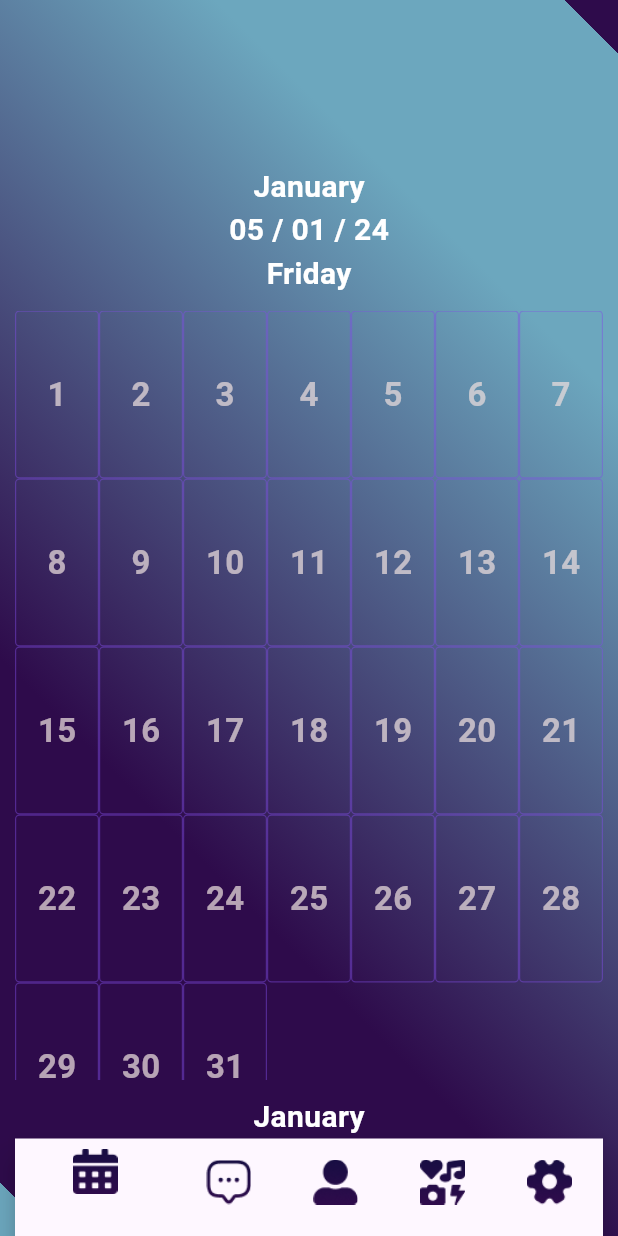
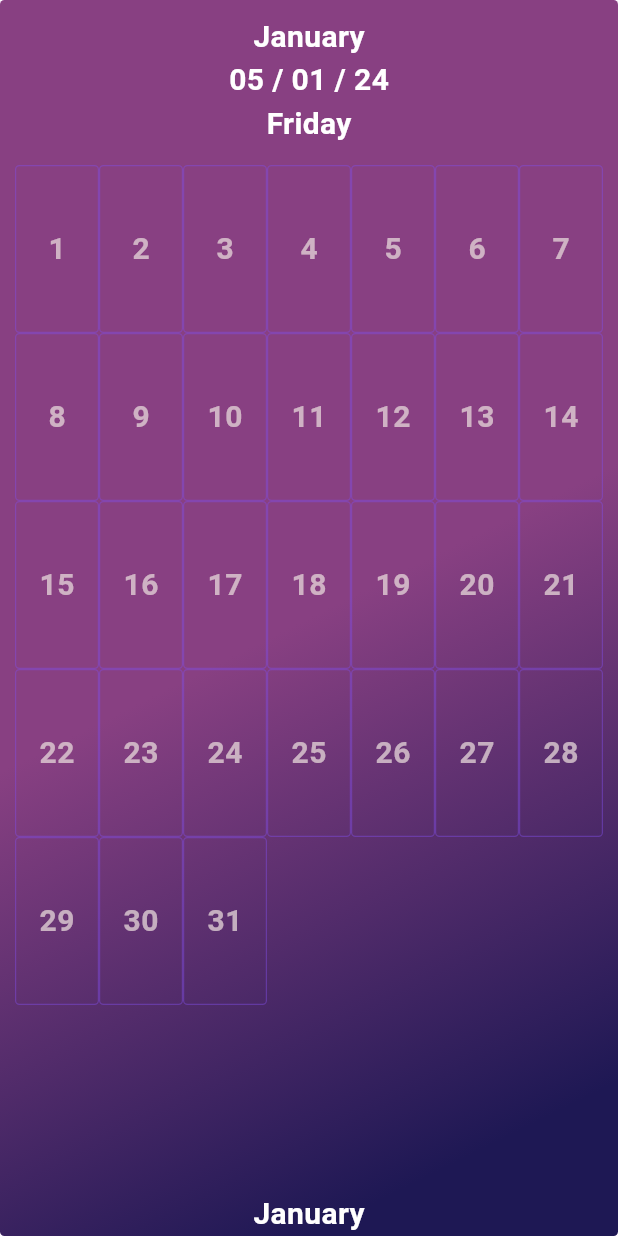
Before and after one commit to maximsqrt/alertNuke, a Flutter app: the YearCalendar screen opened directly, after a tap on "January", on a phone screen of 412 x 824 dp. Run offline on Flutter 3.47's test engine with Material 3 defaults, Android fonts, the phone set to English and light mode, and no system bars; our stand-ins replace sqflite; accounts and stored records are empty.

Commit message:
YearDart und MonthDart funktionieren, Farben eingefügt JPfancyCol

```diff
--- a/lib/screens/calender/month/month.dart
+++ b/lib/screens/calender/month/month.dart
@@ -1,6 +1,8 @@
+import 'package:alertnukeapp/screens/calender/widgets/buildmonth.dart';
+import 'package:alertnukeapp/themes/colors.dart';
 import 'package:flutter/material.dart';
 import 'package:intl/intl.dart';
-import 'package:alertnukeapp/screens/wrapper.dart';
+import 'package:alertnukeapp/screens/views/timecolumn.dart';
 
 class MonthCalendar extends StatefulWidget {
   final int selectedMonth;
@@ -13,62 +15,42 @@ class MonthCalendar extends StatefulWidget {
 
 class _MonthCalendarState extends State<MonthCalendar> {
   late PageController _pageController;
-  DateTime now = DateTime.now();
+  late TextEditingController _timeController;
   int currentPage = 0;
 
   @override
   void initState() {
     super.initState();
     _pageController = PageController(initialPage: widget.selectedMonth - 1);
+    _timeController = TextEditingController();
+  }
+
+  @override
+  void dispose() {
+    _pageController.dispose();
+    _timeController.dispose();
+    super.dispose();
   }
 
   @override
   Widget build(BuildContext context) {
-    double aspectRatio = 1.0;
-        MediaQuery.of(context).size.width / 7 / 60; // Adjust as needed
+
+    MediaQuery.of(context).size.width / 7 / 60; // Adjust as needed
+    ScrollController _scrollController = ScrollController();
 
     return Scaffold(
-      body: Container(
+  body: Stack(
+    children: [
+      Container(
         height: MediaQuery.of(context).size.height,
         width: MediaQuery.of(context).size.width,
-        decoration: const BoxDecoration(
-          gradient: LinearGradient(
-            begin: Alignment.topCenter,
-            end: Alignment.bottomCenter,
-            colors: [Color(0xFF6CA7BE), Color(0xFF2E0B4B)],
-            tileMode: TileMode.repeated,
-            stops: [0.2, 0.7],
-            transform: GradientRotation(45 * 3.1415926535897932 / 180),
-          ),
+        decoration: BoxDecoration(
+          gradient: JPfancyColor.jpFancyColor(),
+          borderRadius: BorderRadius.circular(3.0),
         ),
         padding: const EdgeInsets.only(top: 100, left: 10, right: 10, bottom: 0),
         child: Column(
           children: [
-            const SizedBox(height: 10),
-            Text(
-              DateFormat('MMMM').format(DateTime(now.year, now.month, 1)),
-              style: const TextStyle(
-                color: Colors.white,
-                fontWeight: FontWeight.bold,
-                fontSize: 20,
-              ),
-            ),
-            Text(
-              DateFormat('dd / MM / yy').format(now),
-              style: const TextStyle(
-                color: Colors.white,
-                fontWeight: FontWeight.bold,
-                fontSize: 20,
-              ),
-            ),
-            Text(
-              DateFormat('EEEE').format(now),
-              style: const TextStyle(
-                color: Colors.white,
-                fontWeight: FontWeight.bold,
-                fontSize: 20,
-              ),
-            ),
             const SizedBox(height: 10),
             Expanded(
               child: PageView.builder(
@@ -83,68 +65,41 @@ class _MonthCalendarState extends State<MonthCalendar> {
                   // Calculate the month for the current page
                   int month = index + 1;
 
-                  return buildMonthPage(month);
+                  return buildMonthPage( 20,  0.5, 20);
                 },
               ),
             ),
             const SizedBox(height: 10),
             Text(
-              DateFormat('MMMM').format(DateTime(now.year, currentPage + 1, 1)),
+              DateFormat('MMMM')
+                  .format(DateTime.now().add(Duration(days: 1))),
               style: const TextStyle(
                 color: Colors.white,
                 fontWeight: FontWeight.bold,
                 fontSize: 20,
               ),
             ),
-            const LogoBottomNavigationBar(),
           ],
         ),
       ),
-    );
-  }
+      Positioned(
+        top: 0,
+        left: 0,
+        right: 0,
+        child: TimeColumn(
+          timeController: _scrollController,
+          now: DateTime.now(),
+        ),
+      ),
+    ],
+  ),
+);
 
-  Widget buildMonthPage(int month) {
-    return Container(
-      child: GridView.builder(
-        padding: EdgeInsets.zero,
-        itemCount: daysInMonth(month),
-        gridDelegate: const SliverGridDelegateWithFixedCrossAxisCount(
-          crossAxisCount: 7,
-          mainAxisSpacing: 0,
-          crossAxisSpacing: 0,
-          childAspectRatio: .5,
-        ),
-        itemBuilder: (context, index) {
-          return AspectRatio(
-            aspectRatio: 1.0,
-            child: Container(
-              decoration: BoxDecoration(
-                border: Border.all(
-                  width: 0.80,
-                  color: const Color.fromARGB(117, 127, 76, 229),
-                ),
-                borderRadius: BorderRadius.circular(3.0),
-              ),
-              child: Center(
-                child: Text(
-                  (index + 1).toString(),
-                  style: const TextStyle(
-                    fontSize: 22,
-                    fontWeight: FontWeight.bold,
-                    color: Color.fromARGB(187, 233, 220, 220),
-                  ),
-                ),
-              ),
-            ),
-          );
-        },
-      ),
-    );
-  }
 
   int daysInMonth(int month) {
-    var firstDayThisMonth = DateTime(now.year, month, 1);
-    var firstDayNextMonth = DateTime(now.year, month + 1, 1);
+    var firstDayThisMonth = DateTime(DateTime.now().year, month, 1);
+    var firstDayNextMonth = DateTime(DateTime.now().year, month + 1, 1);
     return firstDayNextMonth.difference(firstDayThisMonth).inDays;
   }
 }
+}
--- /dev/null
+++ b/lib/screens/calender/widgets/buildmonth.dart
@@ -0,0 +1,40 @@
+import 'package:alertnukeapp/screens/calender/year/year.dart';
+import 'package:flutter/material.dart';
+
+Widget buildMonthPage(int month, double childAspectRatio, int fontSize) {
+  int actualFontSize = fontSize;
+  return GridView.builder(
+    padding: EdgeInsets.zero,
+    itemCount: daysInMonth(month),
+    gridDelegate: SliverGridDelegateWithFixedCrossAxisCount(
+      crossAxisCount: 7,
+      mainAxisSpacing: 0,
+      crossAxisSpacing: 0,
+      childAspectRatio: childAspectRatio,
+    ),
+    itemBuilder: (context, index) {
+      return AspectRatio(
+        aspectRatio: 1.0,
+        child: Container(
+          decoration: BoxDecoration(
+            border: Border.all(
+              width: 0.80,
+              color: const Color.fromARGB(117, 127, 76, 229),
+            ),
+            borderRadius: BorderRadius.circular(3.0),
+          ),
+          child: Center(
+            child: Text(
+              (index + 1).toString(),
+              style: TextStyle(
+                fontWeight: FontWeight.bold,
+                fontSize: actualFontSize.toDouble(), // Use actualFontSize here
+                color: Color.fromARGB(187, 233, 220, 220),
+              ),
+            ),
+          ),
+        ),
+      );
+    },
+  );
+}
--- a/lib/screens/calender/year/year.dart
+++ b/lib/screens/calender/year/year.dart
@@ -1,23 +1,14 @@
-import 'package:alertnukeapp/screens/logo.dart';
+// ignore_for_file: prefer_const_constructors
+
+import 'package:alertnukeapp/screens/calender/widgets/buildmonth.dart';
+import 'package:alertnukeapp/screens/views/logo.dart';
 import 'package:flutter/material.dart';
 import 'package:alertnukeapp/screens/calender/month/month.dart';
 import 'package:alertnukeapp/screens/wrapper.dart';
 
-void main() {
-  runApp(MyApp());
-}
-
-class MyApp extends StatelessWidget {
-  @override
-  Widget build(BuildContext context) {
-    return MaterialApp(
-      home: YearCalendar(),
-    );
-  }
-}
 
 class YearCalendar extends StatelessWidget {
-  const YearCalendar({Key? key});
+const YearCalendar({Key? key}) : super(key: key);
 
   @override
   Widget build(BuildContext context) {
@@ -53,7 +44,6 @@ class YearCalendar extends StatelessWidget {
                 },
               ),
             ),
-            const LogoBottomNavigationBar(),
           ],
         ),
       ),
@@ -66,7 +56,7 @@ class YearCalendar extends StatelessWidget {
 class MonthGridItem extends StatelessWidget {
   final int monthIndex;
 
-  const MonthGridItem({required this.monthIndex});
+  const MonthGridItem({Key? key, required this.monthIndex}) : super(key: key);
 
   @override
   Widget build(BuildContext context) {
@@ -86,52 +76,15 @@ class MonthGridItem extends StatelessWidget {
           const SizedBox(height: 10),
           Expanded(
             child: Container(
-              decoration: BoxDecoration(
-                color: const Color(0xFF568493),
-                borderRadius: BorderRadius.circular(3.0),
-              ),
-              child: GridView.builder(
-                padding: EdgeInsets.zero,
-                itemCount: daysInMonth(monthIndex),
-                gridDelegate: const SliverGridDelegateWithFixedCrossAxisCount(
-                  crossAxisCount: 7,
-                  mainAxisSpacing: 0,
-                  crossAxisSpacing: 0,
-                  childAspectRatio: .95,
-                ),
-                itemBuilder: (context, index1) {
-                  return AspectRatio(
-                    aspectRatio: 2,
-                    child: Container(
-                      decoration: BoxDecoration(
-                        border: Border.all(
-                          width: .80,
-                          color: const Color.fromARGB(117, 127, 76, 229),
-                        ),
-                        borderRadius: BorderRadius.circular(3.0),
-                      ),
-                      child: Center(
-                        child: Text(
-                          (index1 + 1).toString(),
-                          style: const TextStyle(
-                            fontSize: 11,
-                            fontWeight: FontWeight.bold,
-                            color: Color.fromARGB(188, 0, 0, 0),
-                          ),
-                        ),
-                      ),
-                    ),
-                  );
-                },
-              ),
+              child: buildMonthPage(monthIndex,1, 10),
             ),
           ),
-
         ],
       ),
     );
   }
 }
+
 
 void navigateToMonthView(BuildContext context, int month) {
   Navigator.of(context).push(MaterialPageRoute<void>(
--- a/lib/screens/logo.dart
+++ b/lib/screens/views/logo.dart
@@ -1,15 +1,17 @@
+// ignore_for_file: use_key_in_widget_constructors
+
 import 'package:flutter/material.dart';
 
 class LogoImage extends StatelessWidget {
   @override
   Widget build(BuildContext context) {
-    return Column(
+    return const Column(
       children: [
-        const Image(
+        Image(
           image: AssetImage("assets/logo.png"),
           width: 100,
         ),
-        const SizedBox(height: 10),
+        SizedBox(height: 10),
       ],
     );
   }
--- /dev/null
+++ b/lib/screens/views/timecolumn.dart
@@ -0,0 +1,47 @@
+import 'package:alertnukeapp/screens/calender/day/day.dart';
+import 'package:flutter/material.dart';
+import 'package:intl/intl.dart';
+
+class TimeColumn extends StatelessWidget {
+  final ScrollController timeController;
+  final DateTime now; // Hinzugefügt
+
+  TimeColumn({required this.timeController, required this.now}); // Konstruktorparameter hinzugefügt
+
+  @override
+  Widget build(BuildContext context) {
+    return Expanded(
+      flex: 1,
+      child: Column(
+        mainAxisSize: MainAxisSize.min,
+        children: [
+          const SizedBox(height: 10),
+          Text(
+            DateFormat('MMMM').format(DateTime(now.year, now.month, 1)),
+            style: const TextStyle(
+              color: Colors.white,
+              fontWeight: FontWeight.bold,
+              fontSize: 20,
+            ),
+          ),
+          Text(
+            DateFormat('dd / MM / yy').format(now),
+            style: const TextStyle(
+              color: Colors.white,
+              fontWeight: FontWeight.bold,
+              fontSize: 20,
+            ),
+          ),
+          Text(
+            DateFormat('EEEE').format(now),
+            style: const TextStyle(
+              color: Colors.white,
+              fontWeight: FontWeight.bold,
+              fontSize: 20,
+            ),
+          ),
+        ],
+      ),
+    );
+  }
+}
--- /dev/null
+++ b/lib/screens/views/wrappermethod/wrappermethod.dart
@@ -0,0 +1 @@
+///Methode austüfteln die den Wrapper einbindet und in den Screens aufgerufen werde kann////
--- /dev/null
+++ b/lib/themes/colors.dart
@@ -0,0 +1,36 @@
+import 'dart:ui';
+
+import 'package:flutter/material.dart';
+
+
+class MonthColor {
+  static const Color primaryColor = Color(0xFF6CA7BE);
+  static const Color secondaryColor = Color(0xFF2E0B4B);
+
+  static LinearGradient fancyLinearGradient() {
+    return const LinearGradient(
+      begin: Alignment.topLeft,
+      end: Alignment.bottomRight,
+      colors: [primaryColor, secondaryColor],
+      stops: [0.2, 0.7],
+      tileMode: TileMode.repeated,
+      transform: GradientRotation(45 * 3.1415926535897932 / 180),
+    );
+  }
+}
+
+
+class JPfancyColor {
+  static LinearGradient jpFancyColor() {
+    return const LinearGradient(
+      begin: Alignment.topLeft,
+      end: Alignment.bottomRight,
+      stops: [0.5, 0.9],
+      colors: [
+        Color(0xFF884082),
+        Color(0xFF1E1854),
+
+      ],
+    );
+  }
+}
--- a/pubspec.yaml
+++ b/pubspec.yaml
@@ -34,6 +34,7 @@ dependencies:
   cupertino_icons: ^1.0.2
   kalender: ^0.1.6
   intl: ^0.18.1
+  sqflite: ^2.3.0
 
 flutter:
   assets:
```
Also changed, not shown: lib/common/datetime.dart (added, +33 -0 lines), lib/data/DatabaseRepository.dart (added, +65 -0 lines), lib/main.dart (+7 -13 lines), lib/screens/calender/day/day.dart (+35 -83 lines), lib/screens/calender/week/week.dart (+3 -7 lines), lib/screens/wrapper.dart (+31 -7 lines), lib/screens/calender/widgets/buildweek.dart (added), pubspec.lock, 5 other files.
